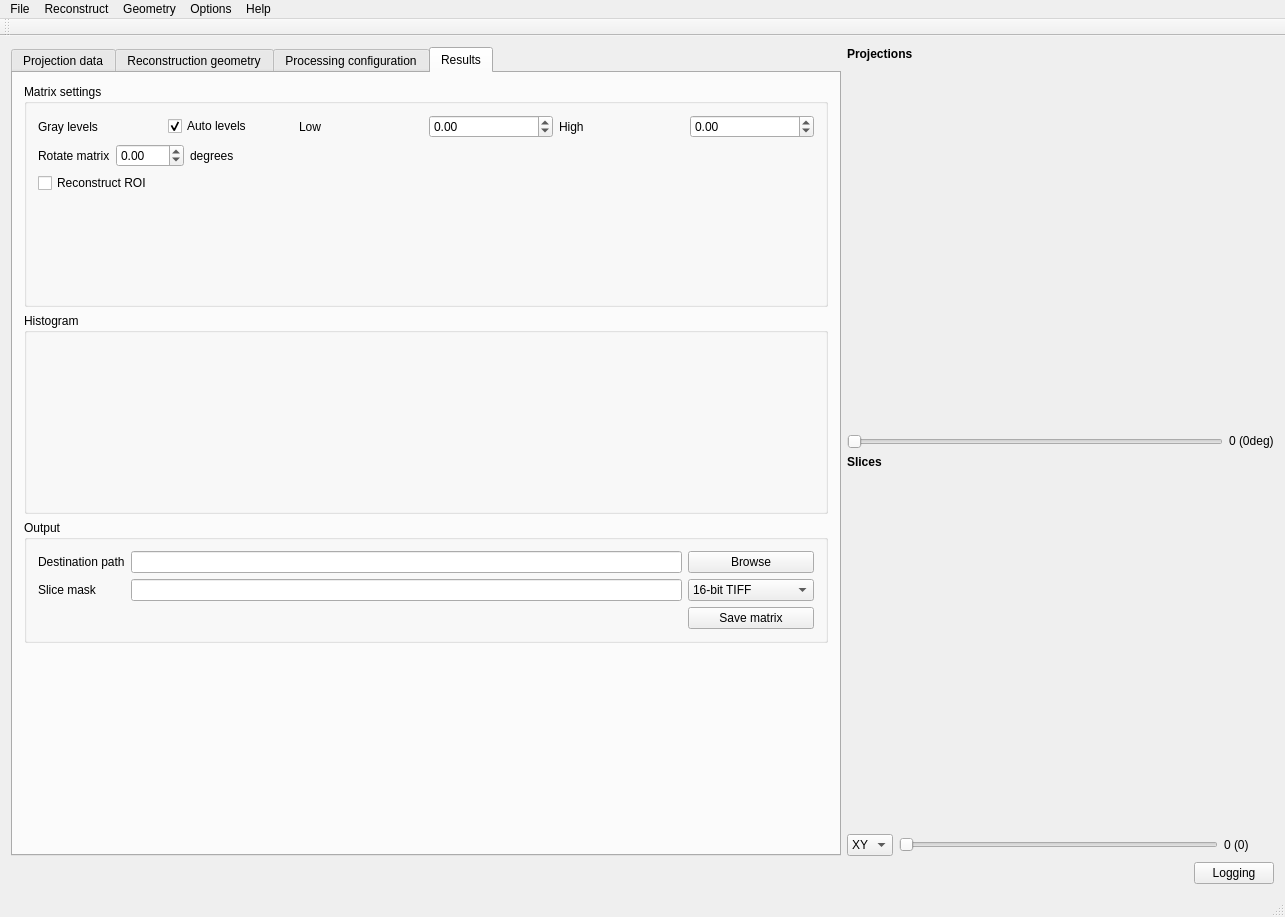
This is applications/muhrec3/src/muhrecmainwindow.ui in neutronimaging/imagingsuite as Qt 5 draws it before an edit. The edited form follows.
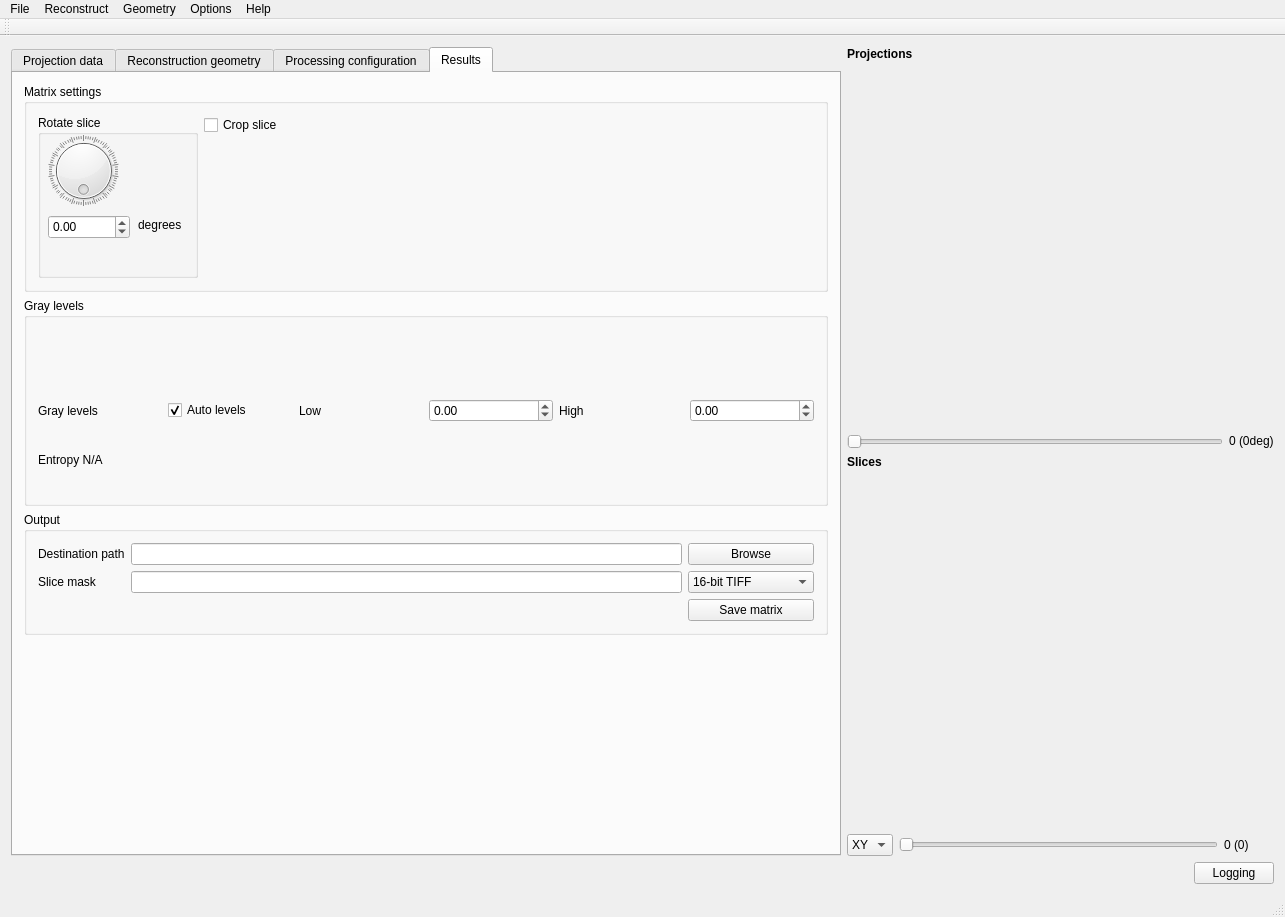
This is the edited form. Custom widgets are drawn as their Qt base class.

Diff of the .ui file:
```diff
--- a/applications/muhrec3/src/muhrecmainwindow.ui
+++ b/applications/muhrec3/src/muhrecmainwindow.ui
@@ -1640,6 +1640,148 @@
             </property>
             <layout class="QVBoxLayout" name="verticalLayout_2">
              <item>
+              <layout class="QHBoxLayout" name="layoutMatrixROI">
+               <item>
+                <widget class="QGroupBox" name="groupBox_2">
+                 <property name="minimumSize">
+                  <size>
+                   <width>160</width>
+                   <height>0</height>
+                  </size>
+                 </property>
+                 <property name="title">
+                  <string>Rotate slice</string>
+                 </property>
+                 <widget class="QDial" name="dialRotateRecon">
+                  <property name="geometry">
+                   <rect>
+                    <x>10</x>
+                    <y>20</y>
+                    <width>71</width>
+                    <height>71</height>
+                   </rect>
+                  </property>
+                  <property name="minimum">
+                   <number>0</number>
+                  </property>
+                  <property name="maximum">
+                   <number>360</number>
+                  </property>
+                  <property name="wrapping">
+                   <bool>true</bool>
+                  </property>
+                  <property name="notchesVisible">
+                   <bool>true</bool>
+                  </property>
+                 </widget>
+                 <widget class="QDoubleSpinBox" name="dspinRotateRecon">
+                  <property name="geometry">
+                   <rect>
+                    <x>10</x>
+                    <y>100</y>
+                    <width>82</width>
+                    <height>24</height>
+                   </rect>
+                  </property>
+                  <property name="wrapping">
+                   <bool>true</bool>
+                  </property>
+                  <property name="minimum">
+                   <double>-360.000000000000000</double>
+                  </property>
+                  <property name="maximum">
+                   <double>360.000000000000000</double>
+                  </property>
+                 </widget>
+                 <widget class="QLabel" name="label_66">
+                  <property name="geometry">
+                   <rect>
+                    <x>100</x>
+                    <y>100</y>
+                    <width>50</width>
+                    <height>20</height>
+                   </rect>
+                  </property>
+                  <property name="text">
+                   <string>degrees</string>
+                  </property>
+                 </widget>
+                </widget>
+               </item>
+               <item>
+                <layout class="QVBoxLayout" name="verticalLayout_16">
+                 <item>
+                  <widget class="QCheckBox" name="checkUseMatrixROI">
+                   <property name="minimumSize">
+                    <size>
+                     <width>150</width>
+                     <height>0</height>
+                    </size>
+                   </property>
+                   <property name="text">
+                    <string>Crop slice</string>
+                   </property>
+                  </widget>
+                 </item>
+                 <item>
+                  <spacer name="verticalSpacer_9">
+                   <property name="orientation">
+                    <enum>Qt::Vertical</enum>
+                   </property>
+                   <property name="sizeHint" stdset="0">
+                    <size>
+                     <width>20</width>
+                     <height>40</height>
+                    </size>
+                   </property>
+                  </spacer>
+                 </item>
+                </layout>
+               </item>
+               <item>
+                <widget class="QtAddons::uxROIWidget" name="widgetMatrixROI" native="true">
+                 <property name="minimumSize">
+                  <size>
+                   <width>165</width>
+                   <height>120</height>
+                  </size>
+                 </property>
+                </widget>
+               </item>
+               <item>
+                <spacer name="horizontalSpacer_6">
+                 <property name="orientation">
+                  <enum>Qt::Horizontal</enum>
+                 </property>
+                 <property name="sizeHint" stdset="0">
+                  <size>
+                   <width>40</width>
+                   <height>20</height>
+                  </size>
+                 </property>
+                </spacer>
+               </item>
+              </layout>
+             </item>
+            </layout>
+           </widget>
+          </item>
+          <item>
+           <widget class="QGroupBox" name="groupHistogram">
+            <property name="sizePolicy">
+             <sizepolicy hsizetype="Preferred" vsizetype="MinimumExpanding">
+              <horstretch>0</horstretch>
+              <verstretch>0</verstretch>
+             </sizepolicy>
+            </property>
+            <property name="title">
+             <string>Gray levels</string>
+            </property>
+            <layout class="QVBoxLayout" name="verticalLayout_17">
+             <item>
+              <widget class="QtAddons::Plotter" name="plotHistogram" native="true"/>
+             </item>
+             <item>
               <layout class="QHBoxLayout" name="layoutGraylevels">
                <item>
                 <widget class="QLabel" name="label_40">
@@ -1707,142 +1849,15 @@
               </layout>
              </item>
              <item>
-              <layout class="QHBoxLayout" name="horizontalLayout_13">
-               <item>
-                <widget class="QLabel" name="label_59">
-                 <property name="text">
-                  <string>Rotate matrix</string>
-                 </property>
-                </widget>
-               </item>
-               <item>
-                <widget class="QDoubleSpinBox" name="dspinRotateRecon">
-                 <property name="minimum">
-                  <double>-360.000000000000000</double>
-                 </property>
-                 <property name="maximum">
-                  <double>360.000000000000000</double>
-                 </property>
-                </widget>
-               </item>
-               <item>
-                <widget class="QLabel" name="label_66">
-                 <property name="text">
-                  <string>degrees</string>
-                 </property>
-                </widget>
-               </item>
-               <item>
-                <spacer name="horizontalSpacer_5">
-                 <property name="orientation">
-                  <enum>Qt::Horizontal</enum>
-                 </property>
-                 <property name="sizeHint" stdset="0">
-                  <size>
-                   <width>40</width>
-                   <height>20</height>
-                  </size>
-                 </property>
-                </spacer>
-               </item>
-              </layout>
-             </item>
-             <item>
-              <layout class="QHBoxLayout" name="layoutMatrixROI">
-               <item>
-                <layout class="QVBoxLayout" name="verticalLayout_16">
-                 <item>
-                  <widget class="QCheckBox" name="checkUseMatrixROI">
-                   <property name="minimumSize">
-                    <size>
-                     <width>150</width>
-                     <height>0</height>
-                    </size>
-                   </property>
-                   <property name="text">
-                    <string>Reconstruct ROI</string>
-                   </property>
-                  </widget>
-                 </item>
-                 <item>
-                  <spacer name="verticalSpacer_9">
-                   <property name="orientation">
-                    <enum>Qt::Vertical</enum>
-                   </property>
-                   <property name="sizeHint" stdset="0">
-                    <size>
-                     <width>20</width>
-                     <height>40</height>
-                    </size>
-                   </property>
-                  </spacer>
-                 </item>
-                </layout>
-               </item>
-               <item>
-                <widget class="QtAddons::uxROIWidget" name="widgetMatrixROI" native="true">
-                 <property name="minimumSize">
-                  <size>
-                   <width>165</width>
-                   <height>120</height>
-                  </size>
-                 </property>
-                </widget>
-               </item>
-               <item>
-                <spacer name="horizontalSpacer_6">
-                 <property name="orientation">
-                  <enum>Qt::Horizontal</enum>
-                 </property>
-                 <property name="sizeHint" stdset="0">
-                  <size>
-                   <width>40</width>
-                   <height>20</height>
-                  </size>
-                 </property>
-                </spacer>
-               </item>
-              </layout>
+              <widget class="QLabel" name="labelMatrixEntropy">
+               <property name="text">
+                <string>Entropy N/A</string>
+               </property>
+              </widget>
              </item>
             </layout>
            </widget>
           </item>
-          <item>
-           <widget class="QGroupBox" name="groupHistogram">
-            <property name="sizePolicy">
-             <sizepolicy hsizetype="Preferred" vsizetype="MinimumExpanding">
-              <horstretch>0</horstretch>
-              <verstretch>0</verstretch>
-             </sizepolicy>
-            </property>
-            <property name="title">
-             <string>Histogram</string>
-            </property>
-            <widget class="QLabel" name="labelMatrixEntropy">
-             <property name="geometry">
-              <rect>
-               <x>0</x>
-               <y>270</y>
-               <width>121</width>
-               <height>16</height>
-              </rect>
-             </property>
-             <property name="text">
-              <string>Entropy N/A</string>
-             </property>
-            </widget>
-            <widget class="QtAddons::Plotter" name="plotHistogram" native="true">
-             <property name="geometry">
-              <rect>
-               <x>10</x>
-               <y>30</y>
-               <width>681</width>
-               <height>151</height>
-              </rect>
-             </property>
-            </widget>
-           </widget>
-          </item>
           <item>
            <widget class="QGroupBox" name="groupOutput">
             <property name="title">
```
Left out of the diff: 46 changed lines with no effect on the pictures.
